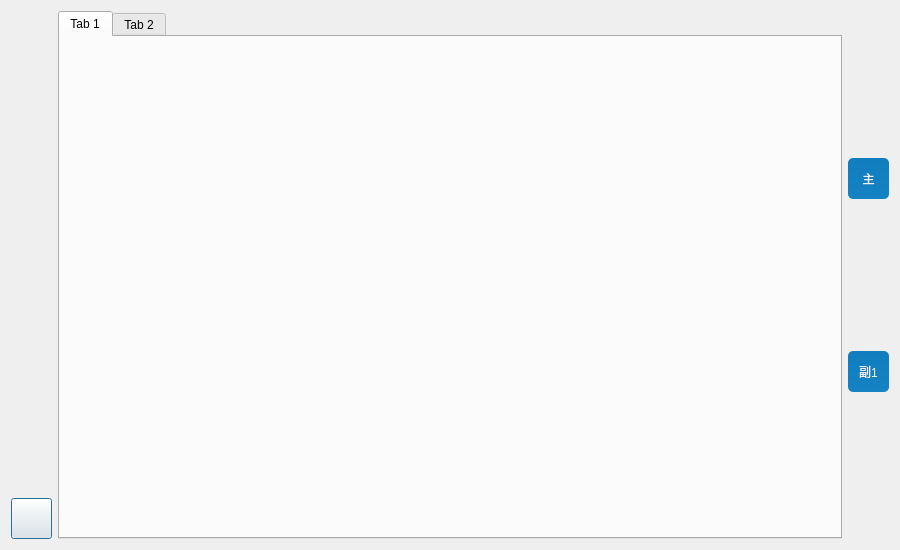
This is moviedesk.ui in jjzhang166/DvrUI as Qt 5 draws it before an edit. The edited form follows.
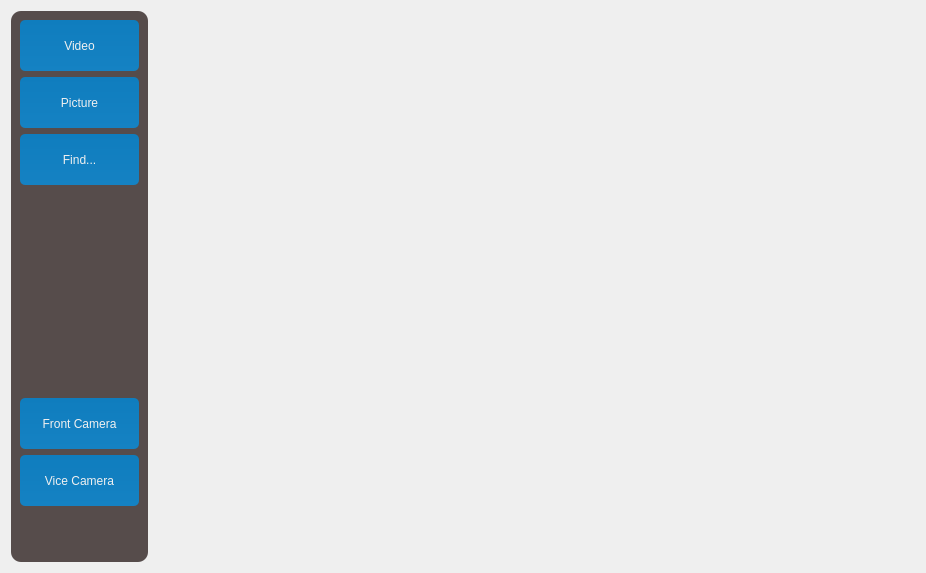
This is the edited form. Icons and pictures are not drawn.

```diff
--- a/moviedesk.ui
+++ b/moviedesk.ui
@@ -13,23 +13,282 @@
   <property name="windowTitle">
    <string>Dialog</string>
   </property>
+  <property name="styleSheet">
+   <string notr="true"/>
+  </property>
   <layout class="QGridLayout" name="gridLayout_3">
    <item row="0" column="0">
-    <layout class="QGridLayout" name="gridLayout">
+    <widget class="QWidget" name="widget" native="true">
+     <property name="styleSheet">
+      <string notr="true">background-color:#564c4b;
+border-radius:10px;</string>
+     </property>
+     <layout class="QGridLayout" name="gridLayout_2">
      <item row="0" column="0">
+       <widget class="QPushButton" name="videoButton">
+        <property name="minimumSize">
+         <size>
+          <width>119</width>
+          <height>51</height>
+         </size>
+        </property>
+        <property name="maximumSize">
+         <size>
+          <width>119</width>
+          <height>51</height>
+         </size>
+        </property>
+        <property name="styleSheet">
+         <string notr="true">QPushButton{
+	border-style: none;
+	border: 0px;
+	color: #F0F0F0;
+	padding: 5px;	
+	border-radius:5px;
+	background: qlineargradient(spread:pad, x1:0, y1:0, x2:0, y2:1, stop:0 #0F7DBE, stop:1 #1582C3); 
+}
+
+.QPushButton[focusPolicy=&quot;0&quot;] {
+	border-style: none;
+	border: 0px;
+	color: #F0F0F0;
+	padding: 0px;	
+	border-radius:3px;
+	background: qlineargradient(spread:pad, x1:0, y1:0, x2:0, y2:1, stop:0 #0F7DBE, stop:1 #1582C3); 
+}
+
+.QPushButton:hover{ 
+	background: qlineargradient(spread:pad, x1:0, y1:0, x2:0, y2:1, stop:0 #50A3F0, stop:1 #489CEA);
+}
+
+.QPushButton:pressed{ 
+	background: qlineargradient(spread:pad, x1:0, y1:0, x2:0, y2:1, stop:0 #0F7DBE, stop:1 #1582C3);
+}</string>
+        </property>
+        <property name="text">
+         <string>Video</string>
+        </property>
+       </widget>
+      </item>
+      <item row="1" column="0">
+       <widget class="QPushButton" name="picButton">
+        <property name="minimumSize">
+         <size>
+          <width>119</width>
+          <height>51</height>
+         </size>
+        </property>
+        <property name="maximumSize">
+         <size>
+          <width>119</width>
+          <height>51</height>
+         </size>
+        </property>
+        <property name="styleSheet">
+         <string notr="true">QPushButton{
+	border-style: none;
+	border: 0px;
+	color: #F0F0F0;
+	padding: 5px;	
+	border-radius:5px;
+	background: qlineargradient(spread:pad, x1:0, y1:0, x2:0, y2:1, stop:0 #0F7DBE, stop:1 #1582C3); 
+}
+
+.QPushButton[focusPolicy=&quot;0&quot;] {
+	border-style: none;
+	border: 0px;
+	color: #F0F0F0;
+	padding: 0px;	
+	border-radius:3px;
+	background: qlineargradient(spread:pad, x1:0, y1:0, x2:0, y2:1, stop:0 #0F7DBE, stop:1 #1582C3); 
+}
+
+.QPushButton:hover{ 
+	background: qlineargradient(spread:pad, x1:0, y1:0, x2:0, y2:1, stop:0 #50A3F0, stop:1 #489CEA);
+}
+
+.QPushButton:pressed{ 
+	background: qlineargradient(spread:pad, x1:0, y1:0, x2:0, y2:1, stop:0 #0F7DBE, stop:1 #1582C3);
+}</string>
+        </property>
+        <property name="text">
+         <string>Picture</string>
+        </property>
+       </widget>
+      </item>
+      <item row="2" column="0">
+       <widget class="QPushButton" name="scanButton">
+        <property name="minimumSize">
+         <size>
+          <width>119</width>
+          <height>51</height>
+         </size>
+        </property>
+        <property name="maximumSize">
+         <size>
+          <width>119</width>
+          <height>51</height>
+         </size>
+        </property>
+        <property name="styleSheet">
+         <string notr="true">QPushButton{
+	border-style: none;
+	border: 0px;
+	color: #F0F0F0;
+	padding: 5px;	
+	border-radius:5px;
+	background: qlineargradient(spread:pad, x1:0, y1:0, x2:0, y2:1, stop:0 #0F7DBE, stop:1 #1582C3); 
+}
+
+.QPushButton[focusPolicy=&quot;0&quot;] {
+	border-style: none;
+	border: 0px;
+	color: #F0F0F0;
+	padding: 0px;	
+	border-radius:3px;
+	background: qlineargradient(spread:pad, x1:0, y1:0, x2:0, y2:1, stop:0 #0F7DBE, stop:1 #1582C3); 
+}
+
+.QPushButton:hover{ 
+	background: qlineargradient(spread:pad, x1:0, y1:0, x2:0, y2:1, stop:0 #50A3F0, stop:1 #489CEA);
+}
+
+.QPushButton:pressed{ 
+	background: qlineargradient(spread:pad, x1:0, y1:0, x2:0, y2:1, stop:0 #0F7DBE, stop:1 #1582C3);
+}</string>
+        </property>
+        <property name="text">
+         <string>Find...</string>
+        </property>
+       </widget>
+      </item>
+      <item row="3" column="0">
       <spacer name="verticalSpacer">
        <property name="orientation">
         <enum>Qt::Vertical</enum>
        </property>
        <property name="sizeHint" stdset="0">
         <size>
-         <width>13</width>
-         <height>338</height>
+          <width>20</width>
+          <height>177</height>
         </size>
        </property>
       </spacer>
      </item>
-     <item row="1" column="0">
+      <item row="4" column="0">
+       <widget class="QPushButton" name="mainCameraButton">
+        <property name="sizePolicy">
+         <sizepolicy hsizetype="Fixed" vsizetype="Fixed">
+          <horstretch>0</horstretch>
+          <verstretch>0</verstretch>
+         </sizepolicy>
+        </property>
+        <property name="minimumSize">
+         <size>
+          <width>119</width>
+          <height>51</height>
+         </size>
+        </property>
+        <property name="maximumSize">
+         <size>
+          <width>119</width>
+          <height>51</height>
+         </size>
+        </property>
+        <property name="styleSheet">
+         <string notr="true">QPushButton{
+	border-style: none;
+	border: 0px;
+	color: #F0F0F0;
+	padding: 5px;	
+	border-radius:5px;
+	background: qlineargradient(spread:pad, x1:0, y1:0, x2:0, y2:1, stop:0 #0F7DBE, stop:1 #1582C3); 
+}
+
+.QPushButton[focusPolicy=&quot;0&quot;] {
+	border-style: none;
+	border: 0px;
+	color: #F0F0F0;
+	padding: 0px;	
+	border-radius:3px;
+	background: qlineargradient(spread:pad, x1:0, y1:0, x2:0, y2:1, stop:0 #0F7DBE, stop:1 #1582C3); 
+}
+
+.QPushButton:hover{ 
+	background: qlineargradient(spread:pad, x1:0, y1:0, x2:0, y2:1, stop:0 #50A3F0, stop:1 #489CEA);
+}
+
+.QPushButton:pressed{ 
+	background: qlineargradient(spread:pad, x1:0, y1:0, x2:0, y2:1, stop:0 #0F7DBE, stop:1 #1582C3);
+}</string>
+        </property>
+        <property name="text">
+         <string>Front Camera</string>
+        </property>
+       </widget>
+      </item>
+      <item row="5" column="0">
+       <widget class="QPushButton" name="viceButton">
+        <property name="minimumSize">
+         <size>
+          <width>119</width>
+          <height>51</height>
+         </size>
+        </property>
+        <property name="maximumSize">
+         <size>
+          <width>119</width>
+          <height>51</height>
+         </size>
+        </property>
+        <property name="styleSheet">
+         <string notr="true">QPushButton{
+	border-style: none;
+	border: 0px;
+	color: #F0F0F0;
+	padding: 5px;	
+	border-radius:5px;
+	background: qlineargradient(spread:pad, x1:0, y1:0, x2:0, y2:1, stop:0 #0F7DBE, stop:1 #1582C3); 
+}
+
+.QPushButton[focusPolicy=&quot;0&quot;] {
+	border-style: none;
+	border: 0px;
+	color: #F0F0F0;
+	padding: 0px;	
+	border-radius:3px;
+	background: qlineargradient(spread:pad, x1:0, y1:0, x2:0, y2:1, stop:0 #0F7DBE, stop:1 #1582C3); 
+}
+
+.QPushButton:hover{ 
+	background: qlineargradient(spread:pad, x1:0, y1:0, x2:0, y2:1, stop:0 #50A3F0, stop:1 #489CEA);
+}
+
+.QPushButton:pressed{ 
+	background: qlineargradient(spread:pad, x1:0, y1:0, x2:0, y2:1, stop:0 #0F7DBE, stop:1 #1582C3);
+}</string>
+        </property>
+        <property name="text">
+         <string>Vice Camera</string>
+        </property>
+       </widget>
+      </item>
+      <item row="6" column="0">
+       <layout class="QGridLayout" name="gridLayout">
+        <item row="0" column="0">
+         <spacer name="horizontalSpacer">
+          <property name="orientation">
+           <enum>Qt::Horizontal</enum>
+          </property>
+          <property name="sizeHint" stdset="0">
+           <size>
+            <width>28</width>
+            <height>20</height>
+           </size>
+          </property>
+         </spacer>
+        </item>
+        <item row="0" column="1">
       <widget class="QPushButton" name="returnButton">
        <property name="sizePolicy">
         <sizepolicy hsizetype="Fixed" vsizetype="Fixed">
@@ -57,170 +316,43 @@
        </property>
       </widget>
      </item>
-    </layout>
-   </item>
-   <item row="0" column="1">
-    <widget class="QTabWidget" name="tabWidget">
-     <property name="styleSheet">
-      <string notr="true"/>
-     </property>
-     <property name="currentIndex">
-      <number>0</number>
-     </property>
-     <widget class="QWidget" name="tab">
-      <attribute name="title">
-       <string>Tab 1</string>
-      </attribute>
-     </widget>
-     <widget class="QWidget" name="tab_2">
-      <attribute name="title">
-       <string>Tab 2</string>
-      </attribute>
-     </widget>
-    </widget>
-   </item>
    <item row="0" column="2">
-    <layout class="QGridLayout" name="gridLayout_2" rowstretch="0,1,0,1,0">
-     <item row="0" column="0">
-      <spacer name="verticalSpacer_3">
+         <spacer name="horizontalSpacer_2">
        <property name="orientation">
-        <enum>Qt::Vertical</enum>
+           <enum>Qt::Horizontal</enum>
        </property>
        <property name="sizeHint" stdset="0">
         <size>
-         <width>17</width>
-         <height>114</height>
+            <width>40</width>
+            <height>20</height>
         </size>
        </property>
       </spacer>
      </item>
-     <item row="1" column="0">
-      <widget class="QPushButton" name="mainCameraButton">
-       <property name="sizePolicy">
-        <sizepolicy hsizetype="Fixed" vsizetype="Fixed">
-         <horstretch>0</horstretch>
-         <verstretch>0</verstretch>
-        </sizepolicy>
-       </property>
-       <property name="minimumSize">
-        <size>
-         <width>41</width>
-         <height>41</height>
-        </size>
-       </property>
-       <property name="maximumSize">
-        <size>
-         <width>41</width>
-         <height>41</height>
-        </size>
-       </property>
-       <property name="styleSheet">
-        <string notr="true">QPushButton{
-	border-style: none;
-	border: 0px;
-	color: #F0F0F0;
-	padding: 5px;	
-	border-radius:5px;
-	background: qlineargradient(spread:pad, x1:0, y1:0, x2:0, y2:1, stop:0 #0F7DBE, stop:1 #1582C3); 
-}
-
-.QPushButton[focusPolicy=&quot;0&quot;] {
-	border-style: none;
-	border: 0px;
-	color: #F0F0F0;
-	padding: 0px;	
-	border-radius:3px;
-	background: qlineargradient(spread:pad, x1:0, y1:0, x2:0, y2:1, stop:0 #0F7DBE, stop:1 #1582C3); 
-}
-
-.QPushButton:hover{ 
-	background: qlineargradient(spread:pad, x1:0, y1:0, x2:0, y2:1, stop:0 #50A3F0, stop:1 #489CEA);
-}
-
-.QPushButton:pressed{ 
-	background: qlineargradient(spread:pad, x1:0, y1:0, x2:0, y2:1, stop:0 #0F7DBE, stop:1 #1582C3);
-}</string>
-       </property>
-       <property name="text">
-        <string>主</string>
-       </property>
-      </widget>
-     </item>
-     <item row="2" column="0">
-      <spacer name="verticalSpacer_2">
-       <property name="orientation">
-        <enum>Qt::Vertical</enum>
-       </property>
-       <property name="sizeHint" stdset="0">
-        <size>
-         <width>20</width>
-         <height>68</height>
-        </size>
-       </property>
-      </spacer>
-     </item>
-     <item row="3" column="0">
-      <widget class="QPushButton" name="viceButton">
+       </layout>
+      </item>
+     </layout>
+    </widget>
+   </item>
+   <item row="0" column="1">
+    <widget class="QWidget" name="widget_1" native="true">
        <property name="minimumSize">
         <size>
-         <width>41</width>
-         <height>41</height>
+       <width>761</width>
+       <height>551</height>
         </size>
        </property>
        <property name="maximumSize">
         <size>
-         <width>41</width>
-         <height>41</height>
-        </size>
-       </property>
-       <property name="styleSheet">
-        <string notr="true">QPushButton{
-	border-style: none;
-	border: 0px;
-	color: #F0F0F0;
-	padding: 5px;	
-	border-radius:5px;
-	background: qlineargradient(spread:pad, x1:0, y1:0, x2:0, y2:1, stop:0 #0F7DBE, stop:1 #1582C3); 
-}
-
-.QPushButton[focusPolicy=&quot;0&quot;] {
-	border-style: none;
-	border: 0px;
-	color: #F0F0F0;
-	padding: 0px;	
-	border-radius:3px;
-	background: qlineargradient(spread:pad, x1:0, y1:0, x2:0, y2:1, stop:0 #0F7DBE, stop:1 #1582C3); 
-}
-
-.QPushButton:hover{ 
-	background: qlineargradient(spread:pad, x1:0, y1:0, x2:0, y2:1, stop:0 #50A3F0, stop:1 #489CEA);
-}
-
-.QPushButton:pressed{ 
-	background: qlineargradient(spread:pad, x1:0, y1:0, x2:0, y2:1, stop:0 #0F7DBE, stop:1 #1582C3);
-}</string>
-       </property>
-       <property name="text">
-        <string>副1</string>
-       </property>
-      </widget>
-     </item>
-     <item row="4" column="0">
-      <spacer name="verticalSpacer_4">
-       <property name="orientation">
-        <enum>Qt::Vertical</enum>
-       </property>
-       <property name="sizeHint" stdset="0">
-        <size>
-         <width>20</width>
-         <height>108</height>
-        </size>
-       </property>
-      </spacer>
-     </item>
-    </layout>
-   </item>
-  </layout>
+       <width>761</width>
+       <height>551</height>
+      </size>
+     </property>
+    </widget>
+   </item>
+  </layout>
+  <zorder>widget_1</zorder>
+  <zorder>widget</zorder>
  </widget>
  <resources/>
  <connections/>
```
Lines whose indentation alone changed are shown as unchanged.
